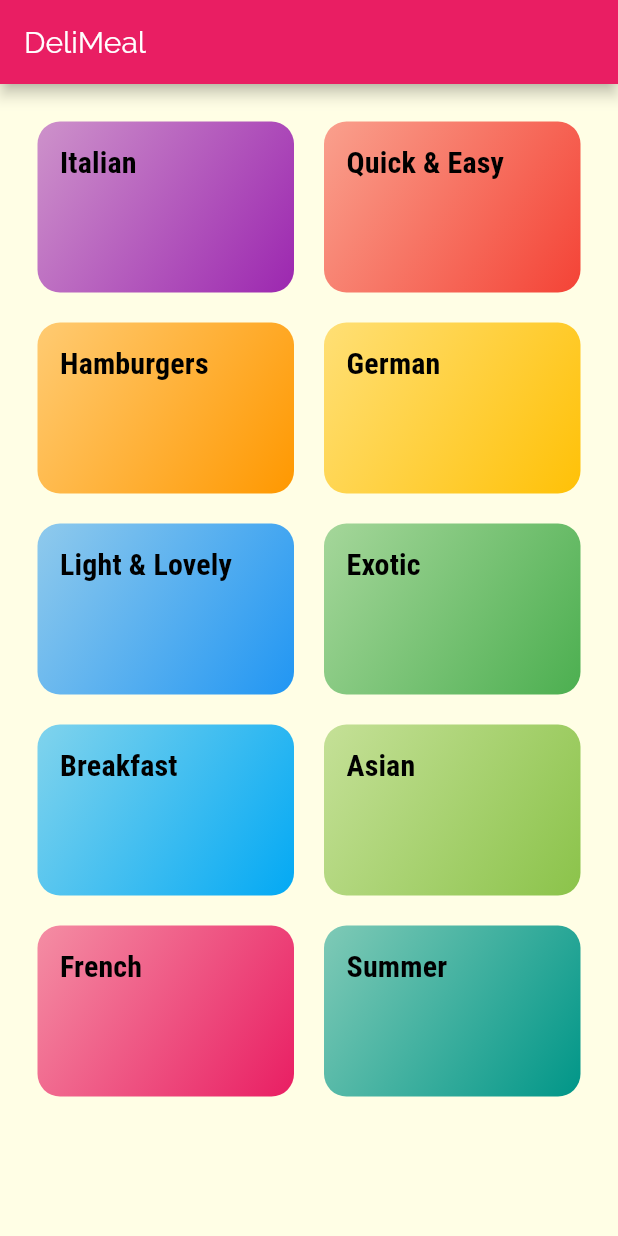
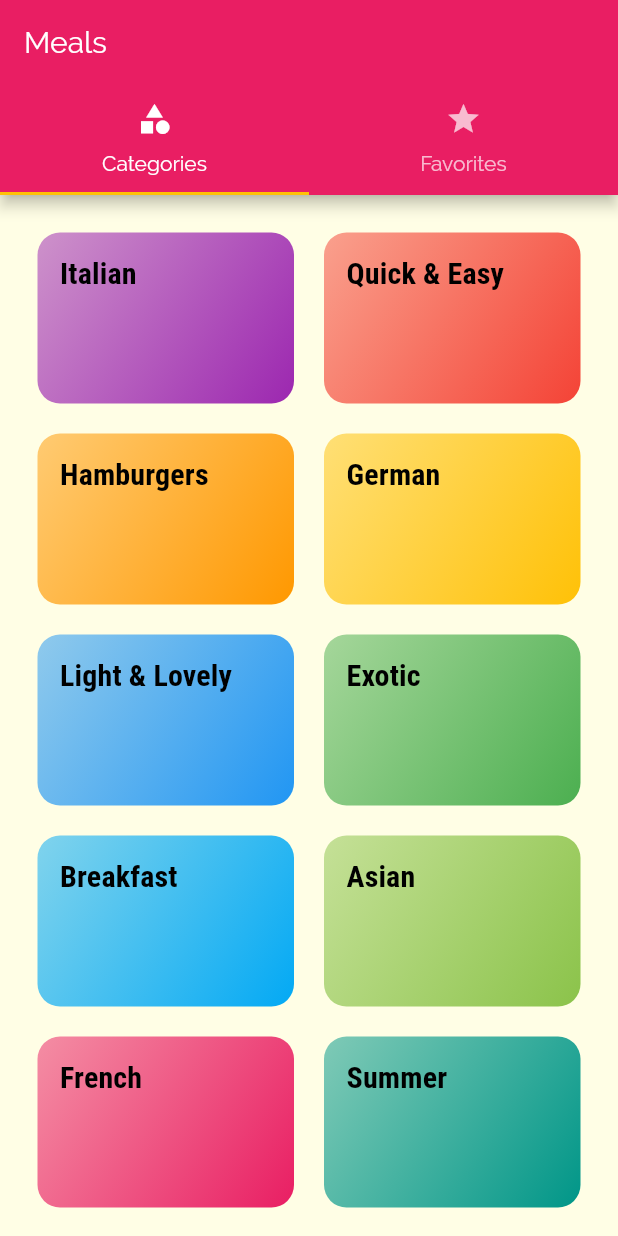
Before and after one commit to bra-alex/Flutter, a Flutter app: the screen it shows after launch, on a phone screen of 412 x 824 dp. Run offline on Flutter 3.47's test engine with Material 2 defaults, Android fonts, the phone set to English and light mode, and no system bars; our stand-ins replace audioplayers.

Commit message:
Add top tab bar

```diff
--- a/academind/food_app/lib/main.dart
+++ b/academind/food_app/lib/main.dart
@@ -2,6 +2,7 @@
 import 'package:food_app/screens/categories_screen.dart';
 import 'package:food_app/screens/category_meals_screen.dart';
 import 'package:food_app/screens/meal_detail_screen.dart';
+import 'package:food_app/screens/tabs_screen.dart';
 
 void main() {
   runApp(const MyApp());
@@ -39,7 +40,7 @@
       // home: const CategoriesScreen(),
       initialRoute: '/',
       routes: {
-        '/': (context) => const CategoriesScreen(),
+        '/': (context) => const TabsScreen(),
         CategoryMealsScreen.routeName: (context) => const CategoryMealsScreen(),
         MealDetailScreen.route: (context) => const MealDetailScreen(),
       },
--- a/academind/food_app/lib/screens/categories_screen.dart
+++ b/academind/food_app/lib/screens/categories_screen.dart
@@ -7,11 +7,7 @@
 
   @override
   Widget build(BuildContext context) {
-    return Scaffold(
-      appBar: AppBar(
-        title: const Text('DeliMeal'),
-      ),
-      body: GridView(
+    return GridView(
       padding: const EdgeInsets.all(25),
       gridDelegate: const SliverGridDelegateWithMaxCrossAxisExtent(
         maxCrossAxisExtent: 200,
@@ -26,7 +22,6 @@
           color: category.color,
         );
       }).toList(),
-      ),
     );
   }
 }
--- /dev/null
+++ b/academind/food_app/lib/screens/favorites_screen.dart
@@ -0,0 +1,12 @@
+import 'package:flutter/material.dart';
+
+class FavoritesScreen extends StatelessWidget {
+  const FavoritesScreen({super.key});
+
+  @override
+  Widget build(BuildContext context) {
+    return const Center(
+      child: Text('favorite'),
+    );
+  }
+}
--- /dev/null
+++ b/academind/food_app/lib/screens/tabs_screen.dart
@@ -0,0 +1,42 @@
+import 'package:flutter/material.dart';
+import 'package:food_app/screens/categories_screen.dart';
+import 'package:food_app/screens/favorites_screen.dart';
+
+class TabsScreen extends StatefulWidget {
+  const TabsScreen({super.key});
+
+  @override
+  State<TabsScreen> createState() => _TabsScreenState();
+}
+
+class _TabsScreenState extends State<TabsScreen> {
+  @override
+  Widget build(BuildContext context) {
+    return DefaultTabController(
+      length: 2,
+      child: Scaffold(
+        appBar: AppBar(
+          title: const Text('Meals'),
+          bottom: const TabBar(
+            tabs: [
+              Tab(
+                icon: Icon(Icons.category),
+                text: 'Categories',
+              ),
+              Tab(
+                icon: Icon(Icons.star),
+                text: 'Favorites',
+              ),
+            ],
+          ),
+        ),
+        body: const TabBarView(
+          children: [
+            CategoriesScreen(),
+            FavoritesScreen(),
+          ],
+        ),
+      ),
+    );
+  }
+}
```
Lines whose indentation alone changed are shown as unchanged.
